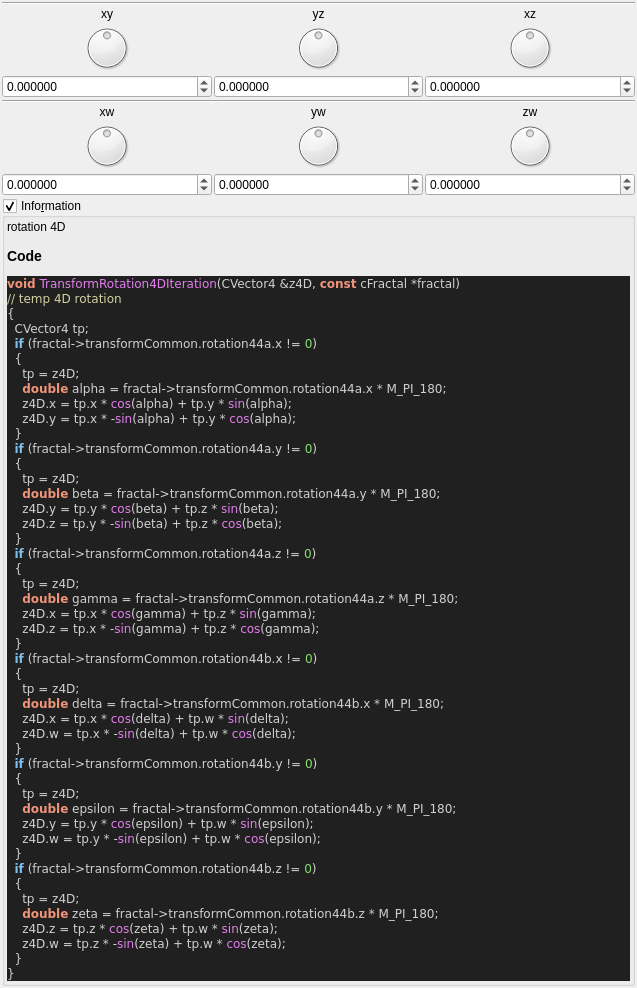
This is mandelbulber2/qt_data/fractal_transf_rotation_4D.ui in buddhi1980/mandelbulber2 as Qt 5 draws it before an edit. The edited form follows.
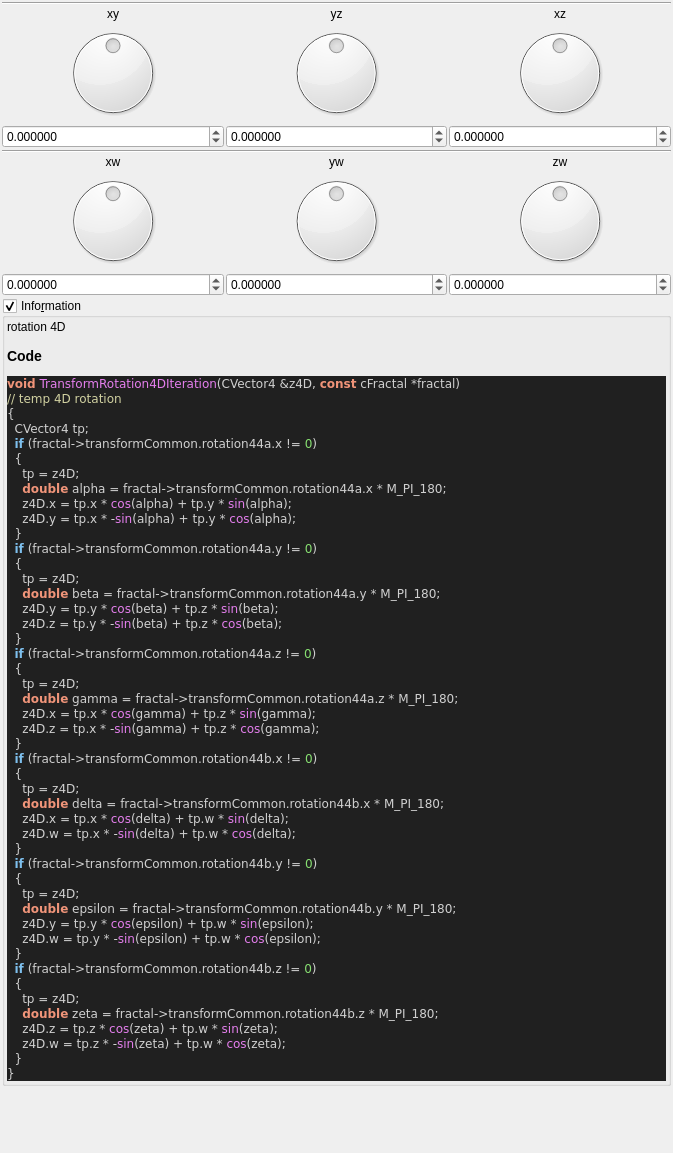
This is the edited form. Custom widgets are drawn as their Qt base class.

```diff
--- a/mandelbulber2/qt_data/fractal_transf_rotation_4D.ui
+++ b/mandelbulber2/qt_data/fractal_transf_rotation_4D.ui
@@ -6,8 +6,8 @@
    <rect>
     <x>0</x>
     <y>0</y>
-    <width>637</width>
-    <height>709</height>
+    <width>673</width>
+    <height>1153</height>
    </rect>
   </property>
   <property name="windowTitle">
```
Left out of the diff: 15 changed lines with no effect on the pictures.
